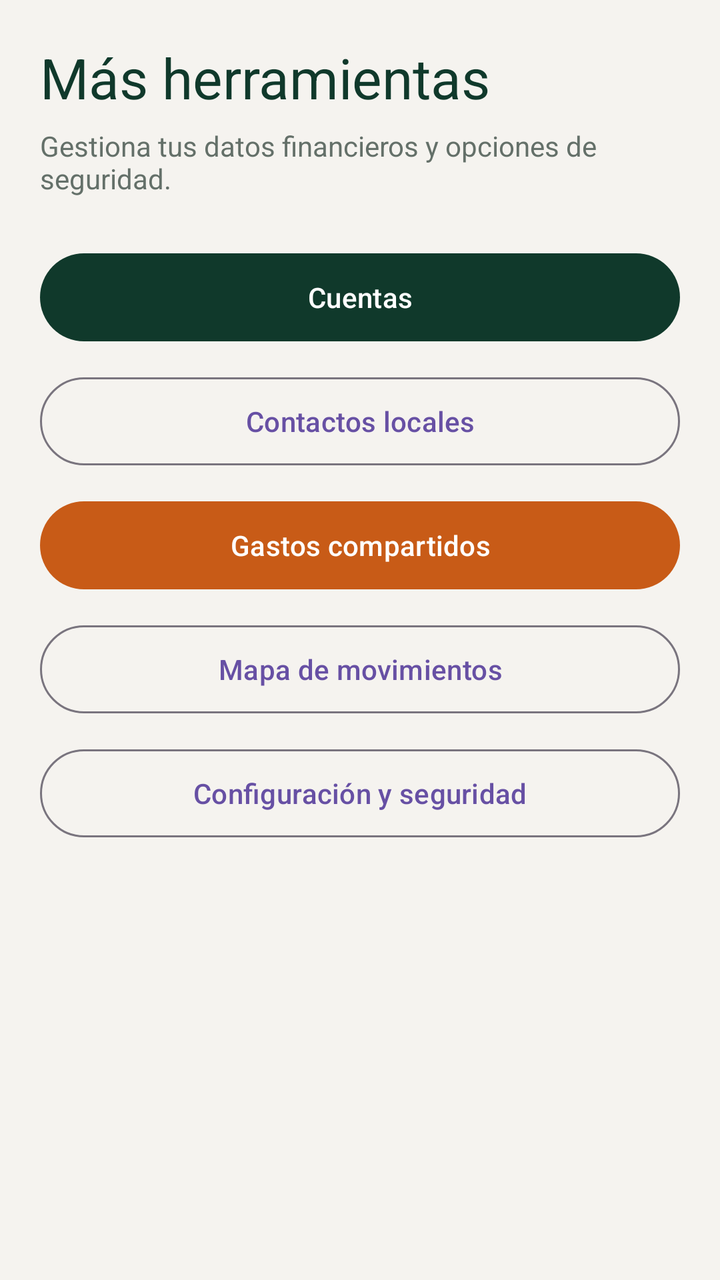
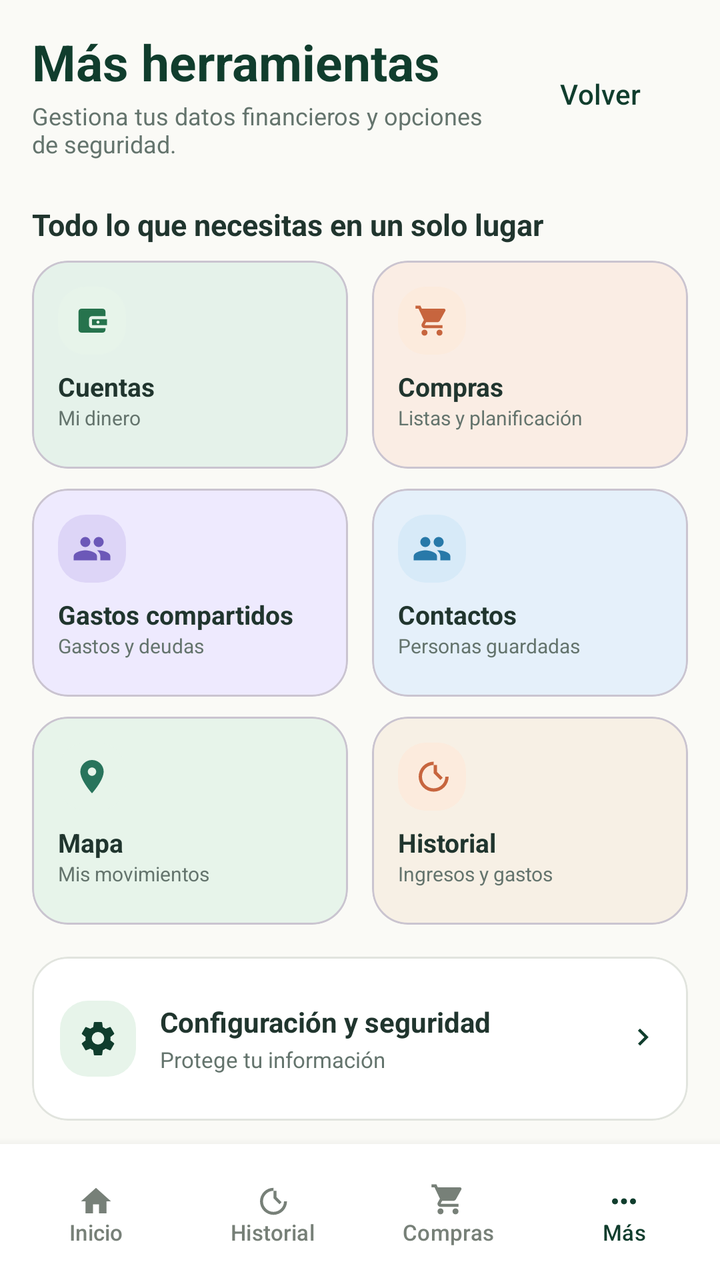

An Android layout rendered at two revisions. The XML below is the earlier revision; the diff shows what the commit changed to produce the second picture.
<!-- AndroidManifest.xml: application theme Theme.LocalCash -->
<!-- res/layout/activity_mas.xml -->
<?xml version="1.0" encoding="utf-8"?>
<ScrollView xmlns:android="http://schemas.android.com/apk/res/android"
    xmlns:app="http://schemas.android.com/apk/res-auto"
    android:layout_width="match_parent"
    android:layout_height="match_parent"
    android:background="@color/lc_warm_background"
    android:fillViewport="true">

    <LinearLayout
        android:layout_width="match_parent"
        android:layout_height="wrap_content"
        android:orientation="vertical"
        android:padding="20dp">

        <TextView
            style="@style/TextAppearance.Material3.HeadlineMedium"
            android:layout_width="wrap_content"
            android:layout_height="wrap_content"
            android:text="@string/more_title"
            android:textColor="@color/lc_green_dark" />

        <TextView
            android:layout_width="match_parent"
            android:layout_height="wrap_content"
            android:layout_marginTop="6dp"
            android:text="@string/more_subtitle"
            android:textColor="@color/lc_text_secondary" />

        <com.google.android.material.button.MaterialButton
            android:id="@+id/button_more_accounts"
            android:layout_width="match_parent"
            android:layout_height="52dp"
            android:layout_marginTop="24dp"
            android:text="@string/quick_accounts"
            app:backgroundTint="@color/lc_green_dark" />

        <com.google.android.material.button.MaterialButton
            android:id="@+id/button_more_contacts"
            style="@style/Widget.Material3.Button.OutlinedButton"
            android:layout_width="match_parent"
            android:layout_height="52dp"
            android:layout_marginTop="10dp"
            android:text="@string/contacts_title" />

        <com.google.android.material.button.MaterialButton
            android:id="@+id/button_more_shared"
            android:layout_width="match_parent"
            android:layout_height="52dp"
            android:layout_marginTop="10dp"
            android:text="@string/shared_title"
            app:backgroundTint="@color/lc_orange_earth" />

        <com.google.android.material.button.MaterialButton
            android:id="@+id/button_more_map"
            style="@style/Widget.Material3.Button.OutlinedButton"
            android:layout_width="match_parent"
            android:layout_height="52dp"
            android:layout_marginTop="10dp"
            android:text="@string/map_title" />

        <com.google.android.material.button.MaterialButton
            android:id="@+id/button_more_security"
            style="@style/Widget.Material3.Button.OutlinedButton"
            android:layout_width="match_parent"
            android:layout_height="52dp"
            android:layout_marginTop="10dp"
            android:text="@string/security_title" />
    </LinearLayout>
</ScrollView>
<!-- resources referenced by this layout -->
<resources>
  <color name="lc_green_dark">#10392B</color>
  <color name="lc_orange_earth">#C85B17</color>
  <color name="lc_text_secondary">#647069</color>
  <color name="lc_warm_background">#F5F3EF</color>
  <string name="contacts_title">Contactos locales</string>
  <string name="map_title">Mapa de movimientos</string>
  <string name="shared_title">Gastos compartidos</string>
  <!-- unchanged entries left out for length: 6 -->
</resources>

<!-- the commit's change to res/layout/activity_mas.xml (unified diff, before → after) -->
@@ -1,69 +1,34 @@
 <?xml version="1.0" encoding="utf-8"?>
-<ScrollView xmlns:android="http://schemas.android.com/apk/res/android"
-    xmlns:app="http://schemas.android.com/apk/res-auto"
-    android:layout_width="match_parent"
-    android:layout_height="match_parent"
-    android:background="@color/lc_warm_background"
-    android:fillViewport="true">
-
-    <LinearLayout
-        android:layout_width="match_parent"
-        android:layout_height="wrap_content"
-        android:orientation="vertical"
-        android:padding="20dp">
-
-        <TextView
-            style="@style/TextAppearance.Material3.HeadlineMedium"
-            android:layout_width="wrap_content"
-            android:layout_height="wrap_content"
-            android:text="@string/more_title"
-            android:textColor="@color/lc_green_dark" />
-
-        <TextView
-            android:layout_width="match_parent"
-            android:layout_height="wrap_content"
-            android:layout_marginTop="6dp"
-            android:text="@string/more_subtitle"
-            android:textColor="@color/lc_text_secondary" />
-
-        <com.google.android.material.button.MaterialButton
-            android:id="@+id/button_more_accounts"
-            android:layout_width="match_parent"
-            android:layout_height="52dp"
-            android:layout_marginTop="24dp"
-            android:text="@string/quick_accounts"
-            app:backgroundTint="@color/lc_green_dark" />
-
-        <com.google.android.material.button.MaterialButton
-            android:id="@+id/button_more_contacts"
-            style="@style/Widget.Material3.Button.OutlinedButton"
-            android:layout_width="match_parent"
-            android:layout_height="52dp"
-            android:layout_marginTop="10dp"
-            android:text="@string/contacts_title" />
-
-        <com.google.android.material.button.MaterialButton
-            android:id="@+id/button_more_shared"
-            android:layout_width="match_parent"
-            android:layout_height="52dp"
-            android:layout_marginTop="10dp"
-            android:text="@string/shared_title"
-            app:backgroundTint="@color/lc_orange_earth" />
-
-        <com.google.android.material.button.MaterialButton
-            android:id="@+id/button_more_map"
-            style="@style/Widget.Material3.Button.OutlinedButton"
-            android:layout_width="match_parent"
-            android:layout_height="52dp"
-            android:layout_marginTop="10dp"
-            android:text="@string/map_title" />
-
-        <com.google.android.material.button.MaterialButton
-            android:id="@+id/button_more_security"
-            style="@style/Widget.Material3.Button.OutlinedButton"
-            android:layout_width="match_parent"
-            android:layout_height="52dp"
-            android:layout_marginTop="10dp"
-            android:text="@string/security_title" />
+<androidx.constraintlayout.widget.ConstraintLayout xmlns:android="http://schemas.android.com/apk/res/android" xmlns:app="http://schemas.android.com/apk/res-auto"
+    android:layout_width="match_parent" android:layout_height="match_parent" android:background="@color/lc_warm_background">
+    <ScrollView android:layout_width="0dp" android:layout_height="0dp" android:clipToPadding="false" android:paddingStart="16dp" android:paddingTop="14dp" android:paddingEnd="16dp" android:paddingBottom="20dp" app:layout_constraintTop_toTopOf="parent" app:layout_constraintBottom_toTopOf="@id/more_bottom_navigation" app:layout_constraintStart_toStartOf="parent" app:layout_constraintEnd_toEndOf="parent">
+        <LinearLayout android:layout_width="match_parent" android:layout_height="wrap_content" android:orientation="vertical">
+            <LinearLayout android:layout_width="match_parent" android:layout_height="wrap_content" android:gravity="center_vertical" android:orientation="horizontal">
+                <LinearLayout android:layout_width="0dp" android:layout_height="wrap_content" android:layout_weight="1" android:orientation="vertical"><TextView android:layout_width="wrap_content" android:layout_height="wrap_content" android:text="@string/more_title" android:textColor="@color/lc_green_dark" android:textSize="25sp" android:textStyle="bold" /><TextView android:layout_width="wrap_content" android:layout_height="wrap_content" android:layout_marginTop="2dp" android:text="@string/more_subtitle" android:textColor="@color/lc_text_secondary" android:textSize="12sp" /></LinearLayout>
+                <com.google.android.material.button.MaterialButton android:id="@+id/button_more_back" style="@style/Widget.Material3.Button.TextButton" android:layout_width="wrap_content" android:layout_height="48dp" android:text="@string/action_back" android:textAllCaps="false" android:textColor="@color/lc_green_dark" />
+            </LinearLayout>
+            <TextView android:layout_width="wrap_content" android:layout_height="wrap_content" android:layout_marginTop="22dp" android:text="@string/more_tools_label" android:textColor="@color/lc_text_primary" android:textSize="15sp" android:textStyle="bold" />
+            <LinearLayout android:layout_width="match_parent" android:layout_height="wrap_content" android:layout_marginTop="8dp" android:orientation="vertical">
+                <LinearLayout android:layout_width="match_parent" android:layout_height="wrap_content" android:orientation="horizontal">
+                    <com.google.android.material.card.MaterialCardView android:id="@+id/button_more_accounts" android:layout_width="0dp" android:layout_height="104dp" android:layout_marginEnd="6dp" android:layout_weight="1" android:clickable="true" android:focusable="true" android:foreground="?attr/selectableItemBackground" app:cardBackgroundColor="@color/lc_tool_green" app:cardCornerRadius="18dp" app:cardElevation="0dp"><LinearLayout android:layout_width="match_parent" android:layout_height="match_parent" android:orientation="vertical" android:padding="13dp"><ImageView android:layout_width="34dp" android:layout_height="34dp" android:background="@drawable/bg_income_icon" android:contentDescription="@null" android:padding="8dp" android:src="@drawable/ic_wallet" android:tint="@color/lc_income" /><TextView android:layout_width="wrap_content" android:layout_height="wrap_content" android:layout_marginTop="7dp" android:text="@string/quick_accounts" android:textColor="@color/lc_text_primary" android:textSize="13sp" android:textStyle="bold" /><TextView android:layout_width="wrap_content" android:layout_height="wrap_content" android:maxLines="1" android:text="@string/tool_accounts_description" android:textColor="@color/lc_text_secondary" android:textSize="10sp" /></LinearLayout></com.google.android.material.card.MaterialCardView>
+                    <com.google.android.material.card.MaterialCardView android:id="@+id/button_more_shopping" android:layout_width="0dp" android:layout_height="104dp" android:layout_marginStart="6dp" android:layout_weight="1" android:clickable="true" android:focusable="true" android:foreground="?attr/selectableItemBackground" app:cardBackgroundColor="@color/lc_tool_peach" app:cardCornerRadius="18dp" app:cardElevation="0dp"><LinearLayout android:layout_width="match_parent" android:layout_height="match_parent" android:orientation="vertical" android:padding="13dp"><ImageView android:layout_width="34dp" android:layout_height="34dp" android:background="@drawable/bg_expense_icon" android:contentDescription="@null" android:padding="8dp" android:src="@drawable/ic_cart" android:tint="@color/lc_orange_earth" /><TextView android:layout_width="wrap_content" android:layout_height="wrap_content" android:layout_marginTop="7dp" android:text="@string/quick_shopping" android:textColor="@color/lc_text_primary" android:textSize="13sp" android:textStyle="bold" /><TextView android:layout_width="wrap_content" android:layout_height="wrap_content" android:maxLines="1" android:text="@string/tool_shopping_description" android:textColor="@color/lc_text_secondary" android:textSize="10sp" /></LinearLayout></com.google.android.material.card.MaterialCardView>
+                </LinearLayout>
+                <LinearLayout android:layout_width="match_parent" android:layout_height="wrap_content" android:layout_marginTop="10dp" android:orientation="horizontal">
+                    <com.google.android.material.card.MaterialCardView android:id="@+id/button_more_shared" android:layout_width="0dp" android:layout_height="104dp" android:layout_marginEnd="6dp" android:layout_weight="1" android:clickable="true" android:focusable="true" android:foreground="?attr/selectableItemBackground" app:cardBackgroundColor="@color/lc_tool_lavender" app:cardCornerRadius="18dp" app:cardElevation="0dp"><LinearLayout android:layout_width="match_parent" android:layout_height="match_parent" android:orientation="vertical" android:padding="13dp"><ImageView android:layout_width="34dp" android:layout_height="34dp" android:background="@drawable/bg_shared_icon" android:contentDescription="@null" android:padding="7dp" android:src="@drawable/ic_shared" android:tint="@color/lc_shared" /><TextView android:layout_width="wrap_content" android:layout_height="wrap_content" android:layout_marginTop="7dp" android:maxLines="1" android:text="@string/quick_shared" android:textColor="@color/lc_text_primary" android:textSize="13sp" android:textStyle="bold" /><TextView android:layout_width="wrap_content" android:layout_height="wrap_content" android:maxLines="1" android:text="@string/tool_shared_description" android:textColor="@color/lc_text_secondary" android:textSize="10sp" /></LinearLayout></com.google.android.material.card.MaterialCardView>
+                    <com.google.android.material.card.MaterialCardView android:id="@+id/button_more_contacts" android:layout_width="0dp" android:layout_height="104dp" android:layout_marginStart="6dp" android:layout_weight="1" android:clickable="true" android:focusable="true" android:foreground="?attr/selectableItemBackground" app:cardBackgroundColor="@color/lc_tool_blue" app:cardCornerRadius="18dp" app:cardElevation="0dp"><LinearLayout android:layout_width="match_parent" android:layout_height="match_parent" android:orientation="vertical" android:padding="13dp"><ImageView android:layout_width="34dp" android:layout_height="34dp" android:background="@drawable/bg_contacts_icon" android:contentDescription="@null" android:padding="7dp" android:src="@drawable/ic_contacts" android:tint="@color/lc_contacts" /><TextView android:layout_width="wrap_content" android:layout_height="wrap_content" android:layout_marginTop="7dp" android:text="@string/quick_contacts" android:textColor="@color/lc_text_primary" android:textSize="13sp" android:textStyle="bold" /><TextView android:layout_width="wrap_content" android:layout_height="wrap_content" android:maxLines="1" android:text="@string/tool_contacts_description" android:textColor="@color/lc_text_secondary" android:textSize="10sp" /></LinearLayout></com.google.android.material.card.MaterialCardView>
+                </LinearLayout>
+                <LinearLayout android:layout_width="match_parent" android:layout_height="wrap_content" android:layout_marginTop="10dp" android:orientation="horizontal">
+                    <com.google.android.material.card.MaterialCardView android:id="@+id/button_more_map" android:layout_width="0dp" android:layout_height="104dp" android:layout_marginEnd="6dp" android:layout_weight="1" android:clickable="true" android:focusable="true" android:foreground="?attr/selectableItemBackground" app:cardBackgroundColor="@color/lc_tool_mint" app:cardCornerRadius="18dp" app:cardElevation="0dp"><LinearLayout android:layout_width="match_parent" android:layout_height="match_parent" android:orientation="vertical" android:padding="13dp"><ImageView android:layout_width="34dp" android:layout_height="34dp" android:background="@drawable/bg_income_icon" android:contentDescription="@null" android:padding="7dp" android:src="@drawable/ic_map_pin" android:tint="@color/lc_green_medium" /><TextView android:layout_width="wrap_content" android:layout_height="wrap_content" android:layout_marginTop="7dp" android:text="@string/quick_map" android:textColor="@color/lc_text_primary" android:textSize="13sp" android:textStyle="bold" /><TextView android:layout_width="wrap_content" android:layout_height="wrap_content" android:maxLines="1" android:text="@string/tool_map_description" android:textColor="@color/lc_text_secondary" android:textSize="10sp" /></LinearLayout></com.google.android.material.card.MaterialCardView>
+                    <com.google.android.material.card.MaterialCardView android:id="@+id/button_more_history" android:layout_width="0dp" android:layout_height="104dp" android:layout_marginStart="6dp" android:layout_weight="1" android:clickable="true" android:focusable="true" android:foreground="?attr/selectableItemBackground" app:cardBackgroundColor="@color/lc_tool_sand" app:cardCornerRadius="18dp" app:cardElevation="0dp"><LinearLayout android:layout_width="match_parent" android:layout_height="match_parent" android:orientation="vertical" android:padding="13dp"><ImageView android:layout_width="34dp" android:layout_height="34dp" android:background="@drawable/bg_expense_icon" android:contentDescription="@null" android:padding="7dp" android:src="@drawable/ic_history" android:tint="@color/lc_orange_earth" /><TextView android:layout_width="wrap_content" android:layout_height="wrap_content" android:layout_marginTop="7dp" android:text="@string/quick_history" android:textColor="@color/lc_text_primary" android:textSize="13sp" android:textStyle="bold" /><TextView android:layout_width="wrap_content" android:layout_height="wrap_content" android:maxLines="1" android:text="@string/tool_history_description" android:textColor="@color/lc_text_secondary" android:textSize="10sp" /></LinearLayout></com.google.android.material.card.MaterialCardView>
+                </LinearLayout>
+            </LinearLayout>
+            <com.google.android.material.card.MaterialCardView android:id="@+id/button_more_security" android:layout_width="match_parent" android:layout_height="82dp" android:layout_marginTop="16dp" android:clickable="true" android:focusable="true" android:foreground="?attr/selectableItemBackground" app:cardBackgroundColor="@color/lc_surface" app:cardCornerRadius="18dp" app:cardElevation="0dp" app:strokeColor="@color/lc_outline" app:strokeWidth="1dp"><LinearLayout android:layout_width="match_parent" android:layout_height="match_parent" android:gravity="center_vertical" android:orientation="horizontal" android:padding="14dp"><ImageView android:layout_width="38dp" android:layout_height="38dp" android:background="@drawable/bg_income_icon" android:contentDescription="@null" android:padding="9dp" android:src="@drawable/ic_settings" android:tint="@color/lc_green_dark" /><LinearLayout android:layout_width="0dp" android:layout_height="wrap_content" android:layout_marginStart="12dp" android:layout_weight="1" android:orientation="vertical"><TextView android:layout_width="wrap_content" android:layout_height="wrap_content" android:text="@string/security_title" android:textColor="@color/lc_text_primary" android:textSize="14sp" android:textStyle="bold" /><TextView android:layout_width="wrap_content" android:layout_height="wrap_content" android:layout_marginTop="2dp" android:text="@string/tool_security_description" android:textColor="@color/lc_text_secondary" android:textSize="11sp" /></LinearLayout><ImageView android:layout_width="18dp" android:layout_height="18dp" android:contentDescription="@null" android:src="@drawable/ic_chevron_right" android:tint="@color/lc_green_dark" /></LinearLayout></com.google.android.material.card.MaterialCardView>
+        </LinearLayout>
+    </ScrollView>
+    <LinearLayout android:id="@+id/more_bottom_navigation" android:layout_width="0dp" android:layout_height="68dp" android:background="@color/lc_surface" android:elevation="8dp" android:gravity="center" android:orientation="horizontal" android:paddingStart="4dp" android:paddingEnd="4dp" app:layout_constraintBottom_toBottomOf="parent" app:layout_constraintStart_toStartOf="parent" app:layout_constraintEnd_toEndOf="parent">
+        <com.google.android.material.button.MaterialButton android:id="@+id/button_more_nav_home" style="@style/Widget.Material3.Button.TextButton" android:layout_width="0dp" android:layout_height="60dp" android:layout_weight="1" android:text="@string/nav_home" android:textAllCaps="false" android:textColor="@color/lc_nav_unselected" android:textSize="11sp" app:icon="@drawable/ic_home" app:iconGravity="textTop" app:iconPadding="2dp" app:iconTint="@color/lc_nav_unselected" />
+        <com.google.android.material.button.MaterialButton android:id="@+id/button_more_nav_history" style="@style/Widget.Material3.Button.TextButton" android:layout_width="0dp" android:layout_height="60dp" android:layout_weight="1" android:text="@string/nav_movements" android:textAllCaps="false" android:textColor="@color/lc_nav_unselected" android:textSize="11sp" app:icon="@drawable/ic_history" app:iconGravity="textTop" app:iconPadding="2dp" app:iconTint="@color/lc_nav_unselected" />
+        <com.google.android.material.button.MaterialButton android:id="@+id/button_more_nav_shopping" style="@style/Widget.Material3.Button.TextButton" android:layout_width="0dp" android:layout_height="60dp" android:layout_weight="1" android:text="@string/nav_shopping" android:textAllCaps="false" android:textColor="@color/lc_nav_unselected" android:textSize="11sp" app:icon="@drawable/ic_cart" app:iconGravity="textTop" app:iconPadding="2dp" app:iconTint="@color/lc_nav_unselected" />
+        <com.google.android.material.button.MaterialButton android:id="@+id/button_more_nav_more" style="@style/Widget.Material3.Button.TextButton" android:layout_width="0dp" android:layout_height="60dp" android:layout_weight="1" android:text="@string/nav_more" android:textAllCaps="false" android:textColor="@color/lc_green_dark" android:textSize="11sp" app:icon="@drawable/ic_more" app:iconGravity="textTop" app:iconPadding="2dp" app:iconTint="@color/lc_green_dark" />
     </LinearLayout>
-</ScrollView>
+</androidx.constraintlayout.widget.ConstraintLayout>
<!-- resource entries referenced after the edit -->
@@ -1,12 +1,111 @@
 <!-- resources referenced by this layout -->
 <resources>
-  <color name="lc_green_dark">#10392B</color>
-  <color name="lc_orange_earth">#C85B17</color>
-  <color name="lc_text_secondary">#647069</color>
-  <color name="lc_warm_background">#F5F3EF</color>
-  <string name="contacts_title">Contactos locales</string>
-  <string name="map_title">Mapa de movimientos</string>
-  <string name="shared_title">Gastos compartidos</string>
+  <color name="lc_contacts">#2879A9</color>
+  <color name="lc_green_dark">#103D2D</color>
+  <color name="lc_green_medium">#28745C</color>
+  <color name="lc_income">#26734D</color>
+  <color name="lc_nav_unselected">#778078</color>
+  <color name="lc_orange_earth">#C7653E</color>
+  <color name="lc_outline">#E1E4DE</color>
+  <color name="lc_shared">#6C58B8</color>
+  <color name="lc_surface">#FFFFFFFF</color>
+  <color name="lc_text_primary">#20352E</color>
+  <color name="lc_text_secondary">#64746D</color>
+  <color name="lc_tool_blue">#E5F0FA</color>
+  <color name="lc_tool_green">#E5F2EA</color>
+  <color name="lc_tool_lavender">#EEEAFE</color>
+  <color name="lc_tool_mint">#E7F4EA</color>
+  <color name="lc_tool_peach">#FAEDE4</color>
+  <color name="lc_tool_sand">#F7F0E5</color>
+  <color name="lc_warm_background">#FAFAF6</color>
+  <!-- drawable bg_contacts_icon (drawable) -->
+  <?xml version="1.0" encoding="utf-8"?>
+  <shape xmlns:android="http://schemas.android.com/apk/res/android" android:shape="rectangle">
+      <solid android:color="#D7EAF8" />
+      <corners android:radius="14dp" />
+  </shape>
+  <!-- drawable bg_expense_icon (drawable) -->
+  <?xml version="1.0" encoding="utf-8"?>
+  <shape xmlns:android="http://schemas.android.com/apk/res/android" android:shape="rectangle">
+      <solid android:color="@color/lc_expense_container" />
+      <corners android:radius="14dp" />
+  </shape>
+  <!-- drawable bg_income_icon (drawable) -->
+  <?xml version="1.0" encoding="utf-8"?>
+  <shape xmlns:android="http://schemas.android.com/apk/res/android" android:shape="rectangle">
+      <solid android:color="@color/lc_income_container" />
+      <corners android:radius="14dp" />
+  </shape>
+  <!-- drawable bg_shared_icon (drawable) -->
+  <?xml version="1.0" encoding="utf-8"?>
+  <shape xmlns:android="http://schemas.android.com/apk/res/android" android:shape="rectangle">
+      <solid android:color="#DDD5F7" />
+      <corners android:radius="14dp" />
+  </shape>
+  <!-- drawable ic_cart (drawable) -->
+  <vector xmlns:android="http://schemas.android.com/apk/res/android" android:width="24dp" android:height="24dp" android:viewportWidth="24" android:viewportHeight="24">
+      <path android:fillColor="#FF000000" android:pathData="M7,18c-1.1,0 -1.99,0.9 -1.99,2S5.9,22 7,22s2,-0.9 2,-2 -0.9,-2 -2,-2zM1,2v2h2l3.6,7.59 -1.35,2.45c-0.16,0.28 -0.25,0.61 -0.25,0.96 0,1.1 0.9,2 2,2h12v-2L7.42,15c-0.14,0 -0.25,-0.11 -0.25,-0.25l0.03,-0.12 0.9,-1.63h7.45c0.75,0 1.41,-0.41 1.75,-1.03L20.88,5.5c0.08,-0.14 0.12,-0.31 0.12,-0.5 0,-0.55 -0.45,-1 -1,-1L5.21,4l-0.94,-2L1,2zM17,18c-1.1,0 -1.99,0.9 -1.99,2S15.9,22 17,22s2,-0.9 2,-2 -0.9,-2 -2,-2z" />
+  </vector>
+  <!-- drawable ic_chevron_right (drawable) -->
+  <vector xmlns:android="http://schemas.android.com/apk/res/android" android:width="24dp" android:height="24dp" android:viewportWidth="24" android:viewportHeight="24">
+      <path android:fillColor="#FF000000" android:pathData="M9.29,6.71L13.59,11 9.29,15.29 10.71,16.71 16.41,11 10.71,5.29z" />
+  </vector>
+  <!-- drawable ic_contacts (drawable) -->
+  <vector xmlns:android="http://schemas.android.com/apk/res/android" android:width="24dp" android:height="24dp" android:viewportWidth="24" android:viewportHeight="24">
+      <path android:fillColor="#FF000000" android:pathData="M16,11c1.66,0 2.99,-1.34 2.99,-3S17.66,5 16,5s-3,1.34 -3,3 1.34,3 3,3zM8,11c1.66,0 2.99,-1.34 2.99,-3S9.66,5 8,5 5,6.34 5,8s1.34,3 3,3zM8,13c-2.33,0 -7,1.17 -7,3.5L1,19h14v-2.5C15,14.17 10.33,13 8,13zM16,13c-0.29,0 -0.62,0.02 -0.97,0.05 1.16,0.84 1.97,1.97 1.97,3.45L17,19h6v-2.5C23,14.17 18.33,13 16,13z" />
+  </vector>
+  <!-- drawable ic_history (drawable) -->
+  <vector xmlns:android="http://schemas.android.com/apk/res/android" android:width="24dp" android:height="24dp" android:viewportWidth="24" android:viewportHeight="24">
+      <path android:fillColor="#FF000000" android:pathData="M13,3a9,9 0,1 0,9 9h-2a7,7 0,1 1,-7 -7v5l4,4 1.4,-1.4 -3.4,-3.4L15,5h-2z" />
+  </vector>
+  <!-- drawable ic_home (drawable) -->
+  <vector xmlns:android="http://schemas.android.com/apk/res/android" android:width="24dp" android:height="24dp" android:viewportWidth="24" android:viewportHeight="24">
+      <path android:fillColor="#FF000000" android:pathData="M10,20v-6h4v6h5v-8h3L12,3 2,12h3v8z" />
+  </vector>
+  <!-- drawable ic_map_pin (drawable) -->
+  <vector xmlns:android="http://schemas.android.com/apk/res/android" android:width="24dp" android:height="24dp" android:viewportWidth="24" android:viewportHeight="24">
+      <path android:fillColor="#FF000000" android:pathData="M12,2C8.13,2 5,5.13 5,9c0,5.25 7,13 7,13s7,-7.75 7,-13c0,-3.87 -3.13,-7 -7,-7zM12,11.5c-1.38,0 -2.5,-1.12 -2.5,-2.5s1.12,-2.5 2.5,-2.5 2.5,1.12 2.5,2.5 -1.12,2.5 -2.5,2.5z" />
+  </vector>
+  <!-- drawable ic_more (drawable) -->
+  <vector xmlns:android="http://schemas.android.com/apk/res/android" android:width="24dp" android:height="24dp" android:viewportWidth="24" android:viewportHeight="24">
+      <path android:fillColor="#FF000000" android:pathData="M6,10c-1.1,0 -2,0.9 -2,2s0.9,2 2,2 2,-0.9 2,-2 -0.9,-2 -2,-2zM18,10c-1.1,0 -2,0.9 -2,2s0.9,2 2,2 2,-0.9 2,-2 -0.9,-2 -2,-2zM12,10c-1.1,0 -2,0.9 -2,2s0.9,2 2,2 2,-0.9 2,-2 -0.9,-2 -2,-2z" />
+  </vector>
+  <!-- drawable ic_settings (drawable) -->
+  <vector xmlns:android="http://schemas.android.com/apk/res/android"
+      android:width="24dp"
+      android:height="24dp"
+      android:viewportWidth="24"
+      android:viewportHeight="24">
+      <path android:fillColor="#FF000000" android:pathData="M19.43,12.98c0.04,-0.32 0.07,-0.65 0.07,-0.98s-0.02,-0.66 -0.07,-0.98l2.11,-1.65c0.19,-0.15 0.24,-0.42 0.12,-0.64l-2,-3.46c-0.12,-0.22 -0.37,-0.31 -0.6,-0.22l-2.49,1c-0.52,-0.4 -1.08,-0.73 -1.69,-0.98L14.5,2.42C14.47,2.18 14.25,2 14,2h-4c-0.25,0 -0.46,0.18 -0.5,0.42L9.12,5.07c-0.61,0.25 -1.18,0.59 -1.69,0.98l-2.49,-1c-0.23,-0.08 -0.48,0 -0.6,0.22l-2,3.46c-0.13,0.22 -0.07,0.49 0.12,0.64l2.11,1.65c-0.04,0.32 -0.08,0.65 -0.08,0.98s0.03,0.66 0.08,0.98l-2.11,1.65c-0.19,0.15 -0.24,0.42 -0.12,0.64l2,3.46c0.12,0.22 0.37,0.31 0.6,0.22l2.49,-1c0.51,0.4 1.08,0.73 1.69,0.98l0.38,2.65c0.04,0.24 0.25,0.42 0.5,0.42h4c0.25,0 0.46,-0.18 0.5,-0.42l0.38,-2.65c0.61,-0.25 1.17,-0.58 1.69,-0.98l2.49,1c0.23,0.08 0.48,0 0.6,-0.22l2,-3.46c0.12,-0.22 0.07,-0.49 -0.12,-0.64l-2.11,-1.65zM12,15.5A3.5,3.5 0,1 1,12,8a3.5,3.5 0,0 1,0 7.5z" />
+  </vector>
+  <!-- drawable ic_shared (drawable) -->
+  <vector xmlns:android="http://schemas.android.com/apk/res/android" android:width="24dp" android:height="24dp" android:viewportWidth="24" android:viewportHeight="24">
+      <path android:fillColor="#FF000000" android:pathData="M16,11c1.66,0 2.99,-1.34 2.99,-3S17.66,5 16,5s-3,1.34 -3,3 1.34,3 3,3zM8,11c1.66,0 2.99,-1.34 2.99,-3S9.66,5 8,5 5,6.34 5,8s1.34,3 3,3zM8,13c-2.33,0 -7,1.17 -7,3.5L1,19h14v-2.5C15,14.17 10.33,13 8,13zM16,13c-0.29,0 -0.62,0.02 -0.97,0.05 1.16,0.84 1.97,1.97 1.97,3.45L17,19h6v-2.5C23,14.17 18.33,13 16,13z" />
+  </vector>
+  <!-- drawable ic_wallet (drawable) -->
+  <vector xmlns:android="http://schemas.android.com/apk/res/android" android:width="24dp" android:height="24dp" android:viewportWidth="24" android:viewportHeight="24">
+      <path android:fillColor="#FF000000" android:pathData="M21,7L21,6c0,-1.1 -0.9,-2 -2,-2L5,4c-1.11,0 -2,0.9 -2,2v12c0,1.1 0.89,2 2,2h14c1.1,0 2,-0.9 2,-2v-1h-9c-1.1,0 -2,-0.9 -2,-2v-4c0,-1.1 0.9,-2 2,-2h9zM12,11v4h10v-4L12,11zM16,14c-0.55,0 -1,-0.45 -1,-1s0.45,-1 1,-1 1,0.45 1,1 -0.45,1 -1,1z" />
+  </vector>
+  <string name="action_back">Volver</string>
+  <string name="more_tools_label">Todo lo que necesitas en un solo lugar</string>
+  <string name="nav_home">Inicio</string>
+  <string name="nav_more">Más</string>
+  <string name="nav_movements">Historial</string>
+  <string name="nav_shopping">Compras</string>
+  <string name="quick_contacts">Contactos</string>
+  <string name="quick_history">Historial</string>
+  <string name="quick_map">Mapa</string>
+  <string name="quick_shared">Gastos compartidos</string>
+  <string name="quick_shopping">Compras</string>
+  <string name="tool_accounts_description">Mi dinero</string>
+  <string name="tool_contacts_description">Personas guardadas</string>
+  <string name="tool_history_description">Ingresos y gastos</string>
+  <string name="tool_map_description">Mis movimientos</string>
+  <string name="tool_security_description">Protege tu información</string>
+  <string name="tool_shared_description">Gastos y deudas</string>
+  <string name="tool_shopping_description">Listas y planificación</string>
+  <color name="lc_expense_container">#FCEBDD</color>
+  <color name="lc_income_container">#E7F4EA</color>
   <!-- unchanged entries left out for length: 6 -->
 </resources>
 
